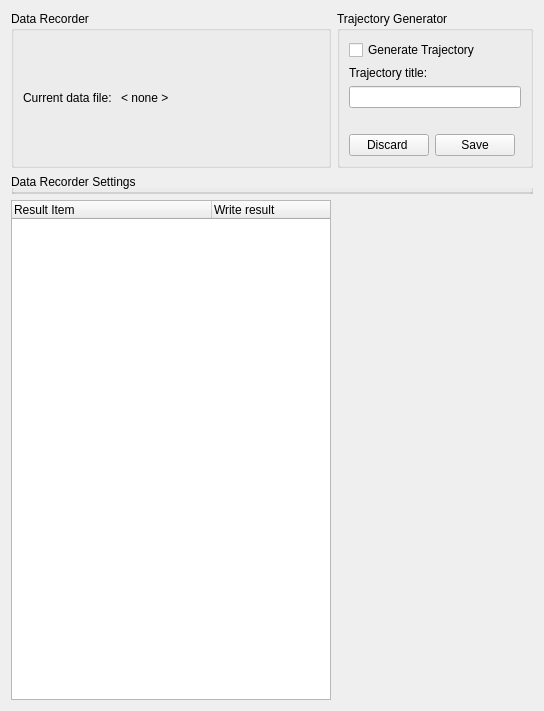
tud-hri/joan, file modules/datarecorder/dialog/datarecorder.ui: the form before one commit.
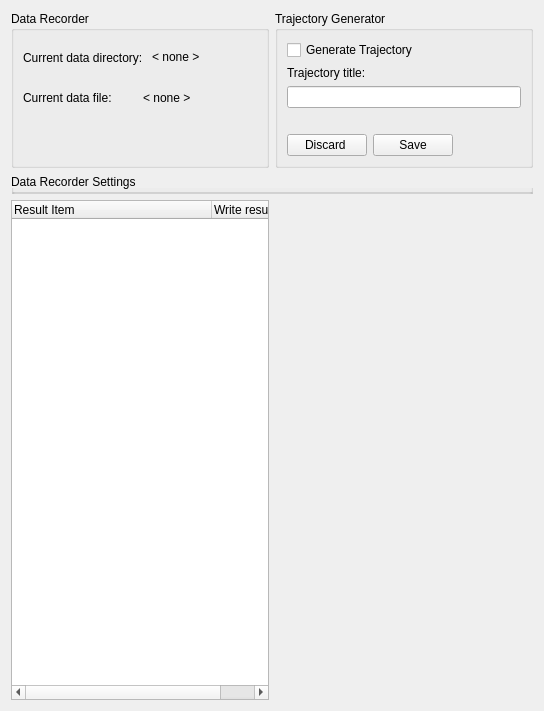
The form after the commit.

Commit message: Select directory for datalogs

What changed in the file:
```diff
--- a/modules/datarecorder/dialog/datarecorder.ui
+++ b/modules/datarecorder/dialog/datarecorder.ui
@@ -88,21 +88,28 @@
       <string>Data Recorder</string>
      </property>
      <layout class="QHBoxLayout" name="horizontalLayout">
-     <!--
       <item>
-       <widget class="QPushButton" name="btn_initialize">
-        <property name="minimumSize">
-         <size>
-          <width>100</width>
-          <height>50</height>
-         </size>
-        </property>
-        <property name="text">
-         <string>Initialize</string>
-        </property>
-       </widget>
+      <layout class="QVBoxLayout" name="verticalLayout_1">
+
+      <item>
+       <layout class="QHBoxLayout" name="horizontalLayout_1">
+        <item>
+         <widget class="QLabel" name="lblCurrentDataDir">
+          <property name="text">
+           <string>Current data directory: </string>
+          </property>
+         </widget>
+        </item>
+        <item>
+         <widget class="QLabel" name="lbl_data_directoryname">
+          <property name="text">
+           <string>&lt; none &gt;</string>
+          </property>
+         </widget>
+        </item>
+       </layout>
       </item>
-      -->
+
       <item>
        <layout class="QHBoxLayout" name="horizontalLayout_3">
         <item>
@@ -121,21 +128,10 @@
         </item>
        </layout>
       </item>
+
+
       <item>
-       <spacer name="horizontalSpacer">
-        <property name="orientation">
-         <enum>Qt::Horizontal</enum>
-        </property>
-        <property name="sizeHint" stdset="0">
-         <size>
-          <width>40</width>
-          <height>20</height>
-         </size>
-        </property>
-       </spacer>
-      </item>
-      <item>
-       <layout class="QVBoxLayout" name="verticalLayout_2">
+       <layout class="QHBoxLayout" name="horizontalLayout_4">
         <item alignment="Qt::AlignRight">
          <widget class="QLabel" name="lbl_message_recorder">
           <property name="text">
@@ -145,8 +141,17 @@
         </item>
        </layout>
       </item>
+      
+
+      </layout>
+      </item>
+
+
+
      </layout>
     </widget>
+
+
    </item>
    <item row="1" column="0" colspan="2">
     <widget class="QGroupBox" name="grpBoxDataRecorderSettings">
```
The commit also changes 3 other files.
